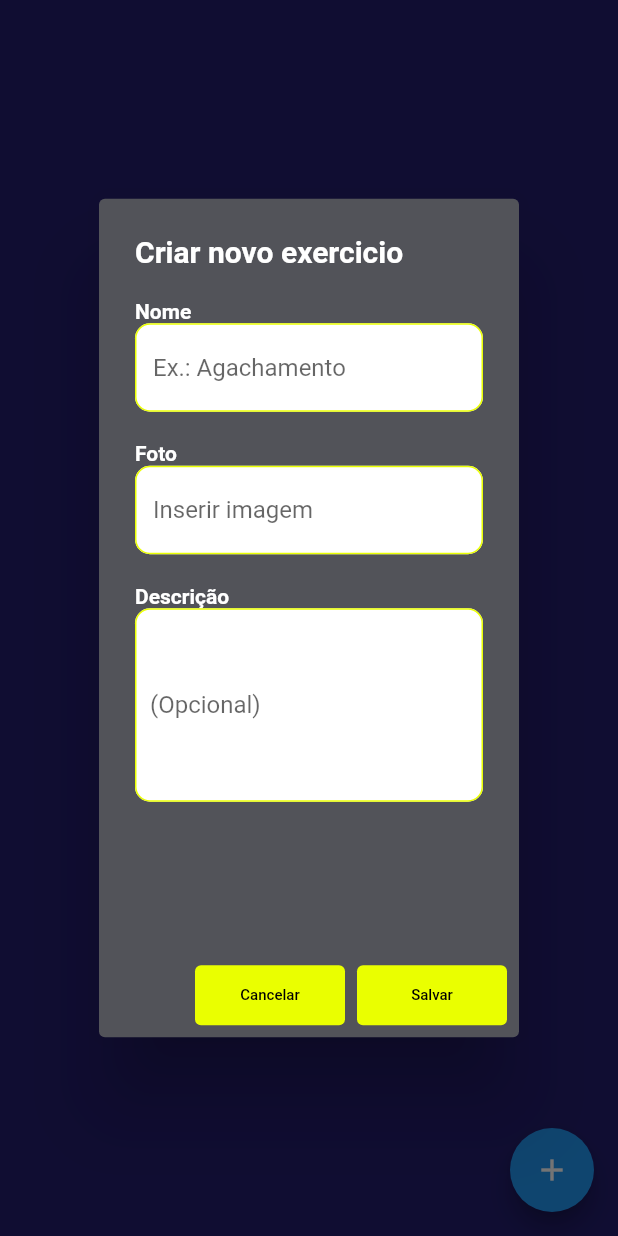
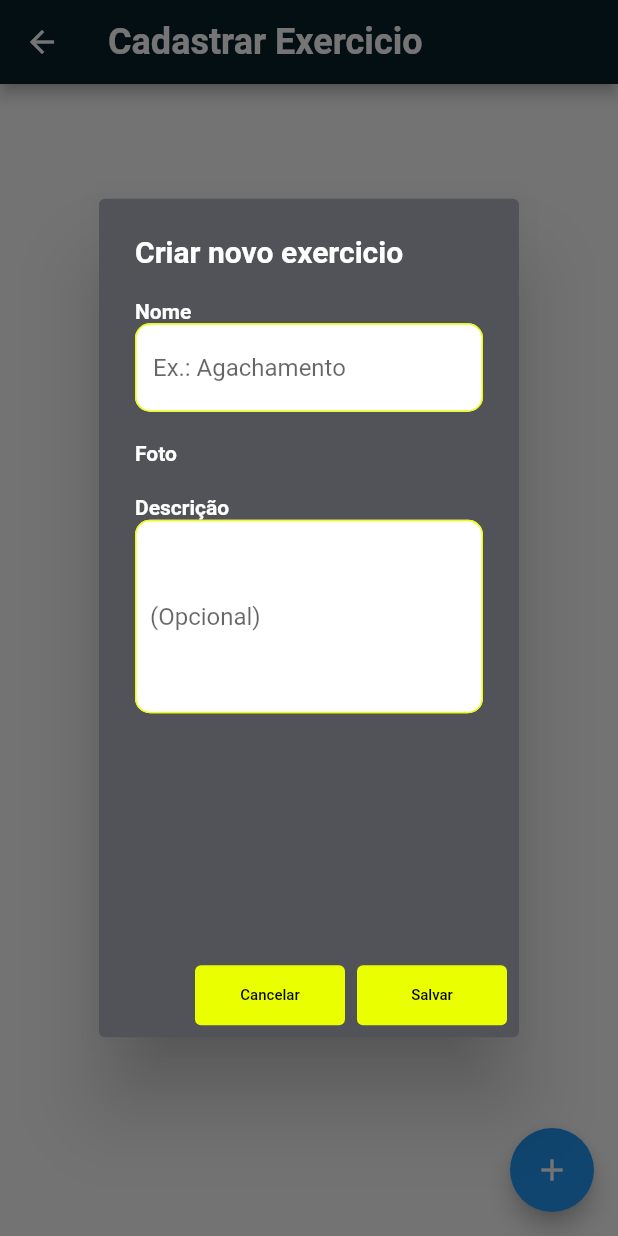
Before and after one commit to Diego-amd/apoio_forca_treino, a Flutter app: the CadastroExercicio screen opened by its route, after a tap on the "add" icon, on a phone screen of 412 x 824 dp. Run offline on Flutter 3.47's test engine with Material 2 defaults, Android fonts, the phone set to English and light mode, and no system bars; our stand-ins replace cloud_firestore, file_picker, firebase_auth, firebase_core, firebase_storage; accounts and stored records are empty.

Commit message:
arquivos para upload de imagem

```diff
--- a/lib/view/cad.exercicio.view.dart
+++ b/lib/view/cad.exercicio.view.dart
@@ -1,5 +1,11 @@
 import 'package:cloud_firestore/cloud_firestore.dart';
 import 'package:flutter/material.dart';
+import 'package:file_picker/file_picker.dart';
+import 'package:firebase_storage/firebase_storage.dart';
+import '../widget/button.widget.dart';
+import '../api/firebase.api.dart';
+
+
 
 class CadastroExercicio extends StatelessWidget {
   @override
@@ -10,7 +16,13 @@ class CadastroExercicio extends StatelessWidget {
         .snapshots();
 
     return Scaffold(
-      backgroundColor: Color.fromARGB(255, 34, 29, 108),
+      appBar: AppBar(
+          title: Text("Cadastrar Exercicio",
+              style: TextStyle(
+                  fontSize: 24,
+                  fontWeight: FontWeight.w700,
+                  color: Color.fromARGB(255, 255, 255, 255))),
+          backgroundColor: Color.fromRGBO(6, 32, 41, 2)),
       body: StreamBuilder(
         stream: snapshots,
         builder: (
@@ -27,17 +39,23 @@ class CadastroExercicio extends StatelessWidget {
 
           if (snapshot.data!.docs.length == 0) {
             return Center(
-                child: Text(
-              'Nenhum exercicio ainda',
-              style: TextStyle(
-                  color: Color.fromARGB(255, 255, 255, 255), fontSize: 20),
-            ));
+                child: Container(
+                    decoration: const BoxDecoration(
+                      image: DecorationImage(
+                          image: AssetImage("images/cadastro.png"),
+                          fit: BoxFit.fill),
+                    ),
+                    child: Text(
+                      'Nenhum exercicio ainda',
+                      style: TextStyle(
+                          color: Color.fromARGB(255, 0, 0, 0), fontSize: 20),
+                    )));
           }
           return ListView.builder(
             itemCount: snapshot.data!.docs.length,
             itemBuilder: (BuildContext context, int i) {
               var doc = snapshot.data!.docs[i];
-              var item = doc.data;
+              var value = doc.data;
 
               print('exercicios/${doc.reference.id}');
               return Container(
@@ -47,8 +65,8 @@ class CadastroExercicio extends StatelessWidget {
                 ),
                 margin: const EdgeInsets.all(5),
                 child: ListTile(
-                  //title: Text(item['nome']),
-                  //subtitle: Text(item['descricao']),
+                  //title: Text(value['nome']),
+                 // subtitle: Text(value['descricao']),
                   trailing: CircleAvatar(
                     backgroundColor: Color.fromARGB(255, 255, 160, 44),
                     foregroundColor: Color.fromARGB(255, 238, 255, 0),
@@ -128,21 +146,11 @@ class CadastroExercicio extends StatelessWidget {
                           fontSize: 14,
                           fontWeight: FontWeight.w700,
                           color: Color.fromARGB(255, 255, 255, 255))),
-                  TextFormField(
-                    style: TextStyle(
-                        fontWeight: FontWeight.normal, color: Colors.white),
-                    decoration: InputDecoration(
-                      fillColor: Colors.white,
-                      filled: true,
-                      hintText: 'Inserir imagem',
-                      enabledBorder: OutlineInputBorder(
-                        borderSide:
-                            BorderSide(color: Color.fromARGB(255, 234, 255, 3)),
-                        borderRadius: BorderRadius.circular(10),
-                      ),
-                    ),
-                    controller: foto,
-                  ),
+                  //ButtonWidget(
+                    //text: 'Select File',
+                    //icon: Icons.attach_file,
+                    //onClicked: ,
+                  //),
                   SizedBox(height: 20),
                   Text('Descrição',
                       style: TextStyle(
--- a/pubspec.yaml
+++ b/pubspec.yaml
@@ -38,6 +38,8 @@ dependencies:
   cloud_firestore: ^3.1.10
   firebase_auth: ^3.3.11
   flutter_hooks: ^0.18.3
+  file_picker: ^3.0.1
+  firebase_storage: ^10.0.3
 
 dev_dependencies:
   flutter_test:
```
Also changed, not shown: lib/api/firebase.api.dart (added, +26 -0 lines), lib/widget/button.widget.dart (added, +36 -0 lines), pubspec.lock, 1 other file.
